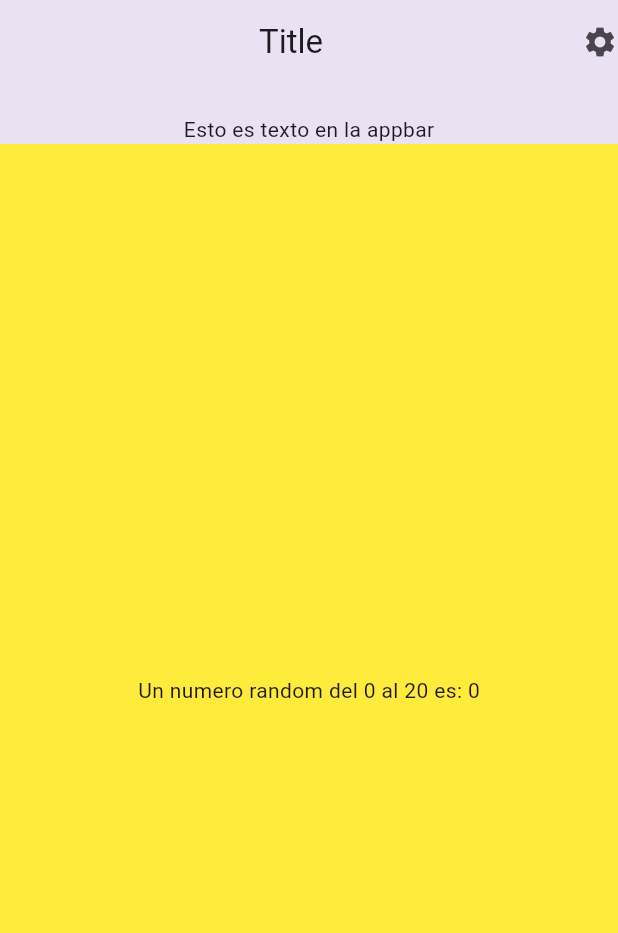
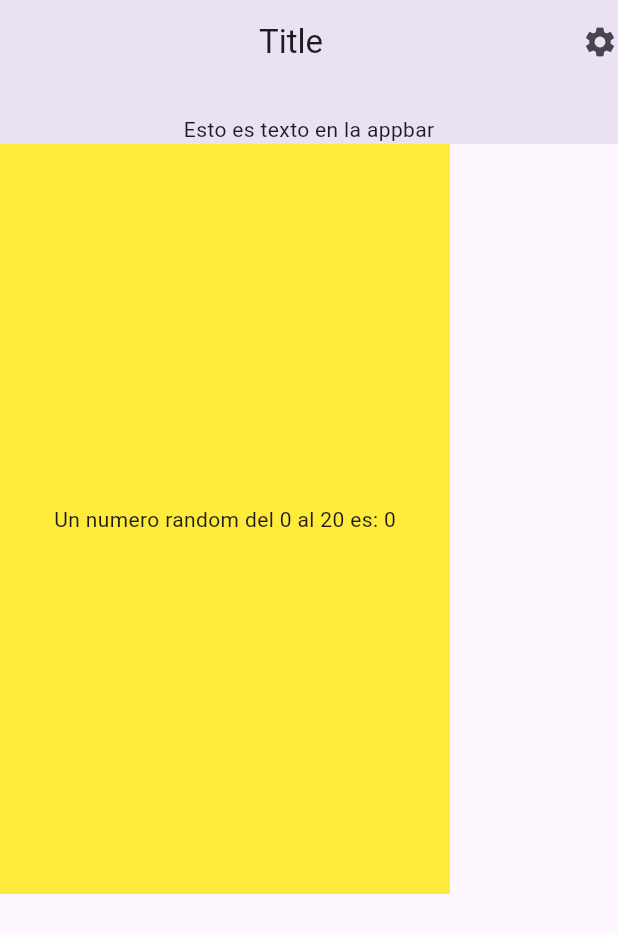
Before and after one commit to Maeliodas/CURSO_FLUTTER, a Flutter app: the screen it shows after launch, on a phone screen of 412 x 824 dp. Shown: the top 933 px of the screen. Run offline on Flutter 3.47's test engine with Material 3 defaults, Android fonts, the phone set to English and light mode, and no system bars.

Commit message:
Ajustada la estructura del widget en SecondClass para mejorar la organización del código.

```diff
--- a/first_flutter_project/lib/second_file.dart
+++ b/first_flutter_project/lib/second_file.dart
@@ -8,8 +8,12 @@ class SecondClass extends StatelessWidget {
 
     return Material(
           color: Colors.yellow,
-          child: Center(
-            child: Text(generateNumbers(), textDirection: TextDirection.ltr,)
+          child: Container(
+            height: 500.0,
+            width: 300.0,
+            child: Center(
+              child: Text(generateNumbers(), textDirection: TextDirection.ltr,)
+            )
           )
         );
   }
```
